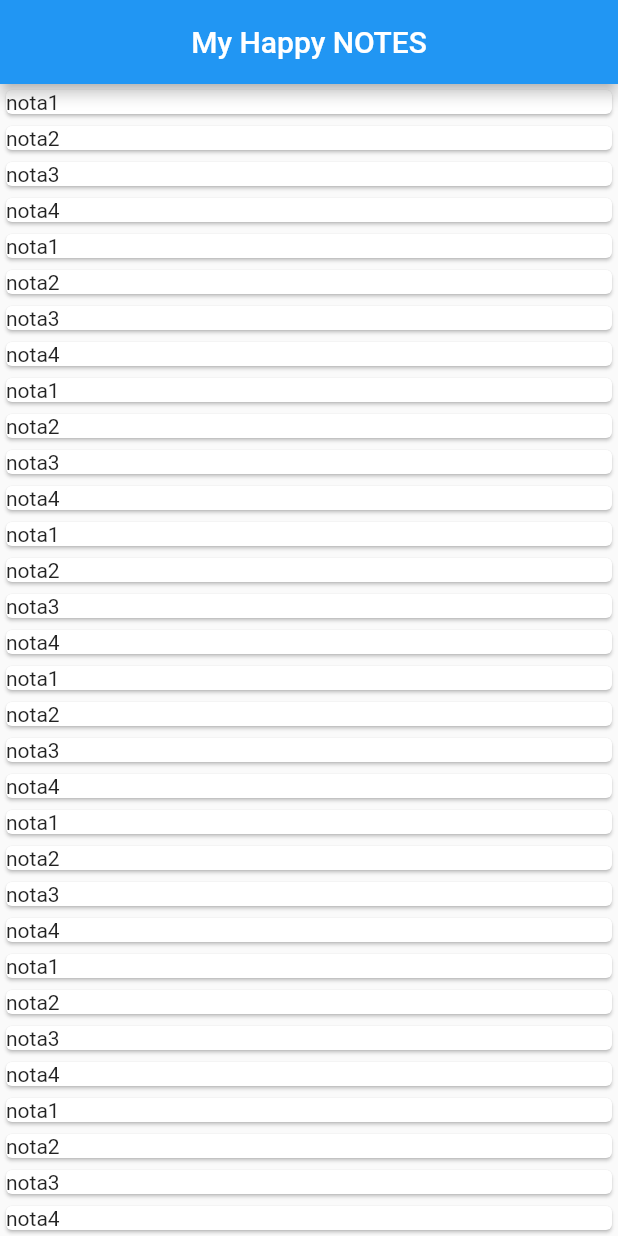
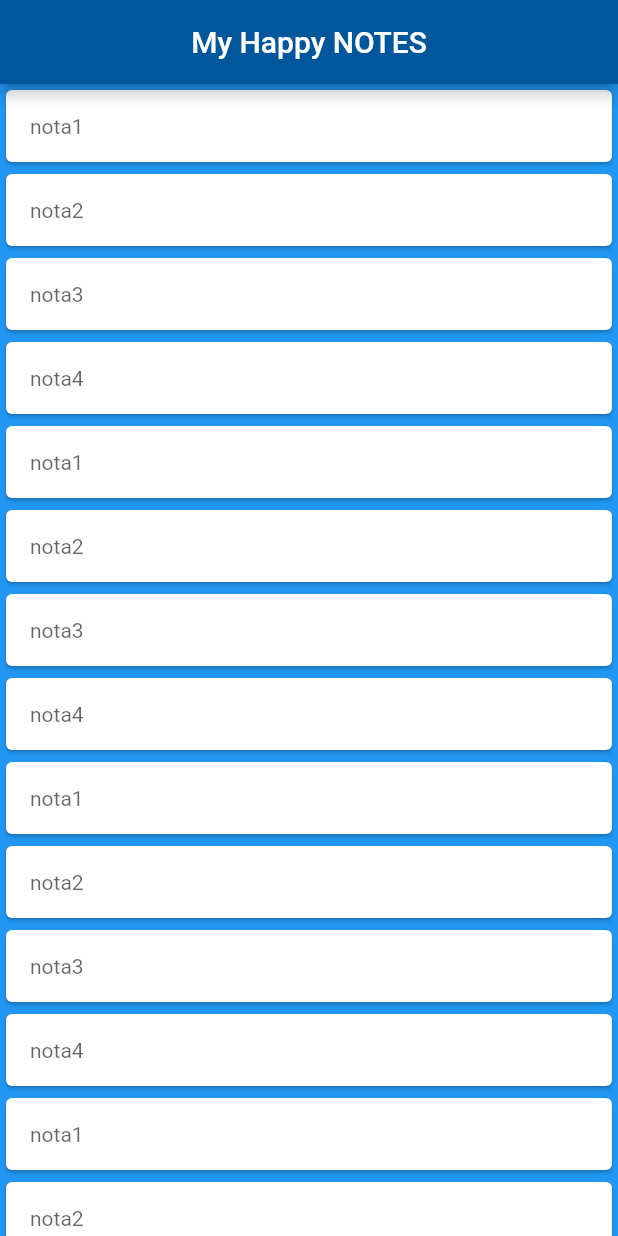
Before and after one commit to CosminDanielSolomon/MyNotes, a Flutter app: the screen it shows after launch, on a phone screen of 412 x 824 dp. Run offline on Flutter 3.47's test engine with Material 2 defaults, Android fonts, the phone set to English and light mode, and no system bars.

Commit message:
color changed

```diff
--- a/lib/main.dart
+++ b/lib/main.dart
@@ -1,10 +1,12 @@
 import 'package:flutter/material.dart';
 
+import './notesItemCard.dart';
+
 void main() {
-  runApp(MyApp());
+  runApp(NotesList());
 }
 
-class MyApp extends StatelessWidget {
+class NotesList extends StatelessWidget {
   @override
   Widget build(BuildContext context) {
     const appTitle = "My Happy NOTES";
@@ -65,19 +67,19 @@ class MyApp extends StatelessWidget {
         appBar: AppBar(
           title: Text(appTitle),
           centerTitle: true,
+          backgroundColor: Colors.lightBlue[900],
         ),
         body: Container(
           width: double.infinity,
           child: ListView(
             children: [
               ...(notesTitle).map((currentNoteTitle) {
-                return Card(
-                  child: Text(currentNoteTitle),
-                );
+                return NotesItemCard(currentNoteTitle);
               }).toList(),
             ],
           ),
         ),
+        backgroundColor: Colors.blue,
       ),
     );
   }
--- /dev/null
+++ b/lib/notesItemCard.dart
@@ -0,0 +1,20 @@
+import 'package:flutter/material.dart';
+
+class NotesItemCard extends StatelessWidget {
+  final String title;
+
+  NotesItemCard(this.title);
+
+  @override
+  Widget build(BuildContext context) {
+    return Card(
+      child: Padding(
+        padding: const EdgeInsets.all(16.0),
+        child: Text(
+          title,
+          style: TextStyle(color: Colors.black.withOpacity(0.6)),
+        ),
+      ),
+    );
+  }
+}
```
Also changed, not shown: 1 other file.
